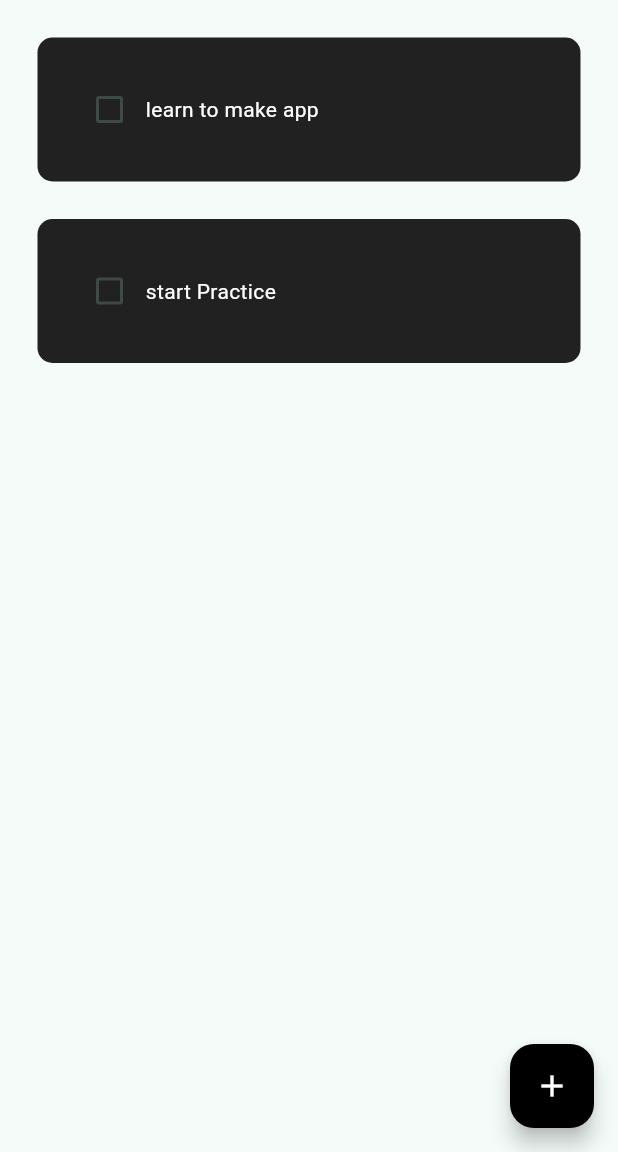
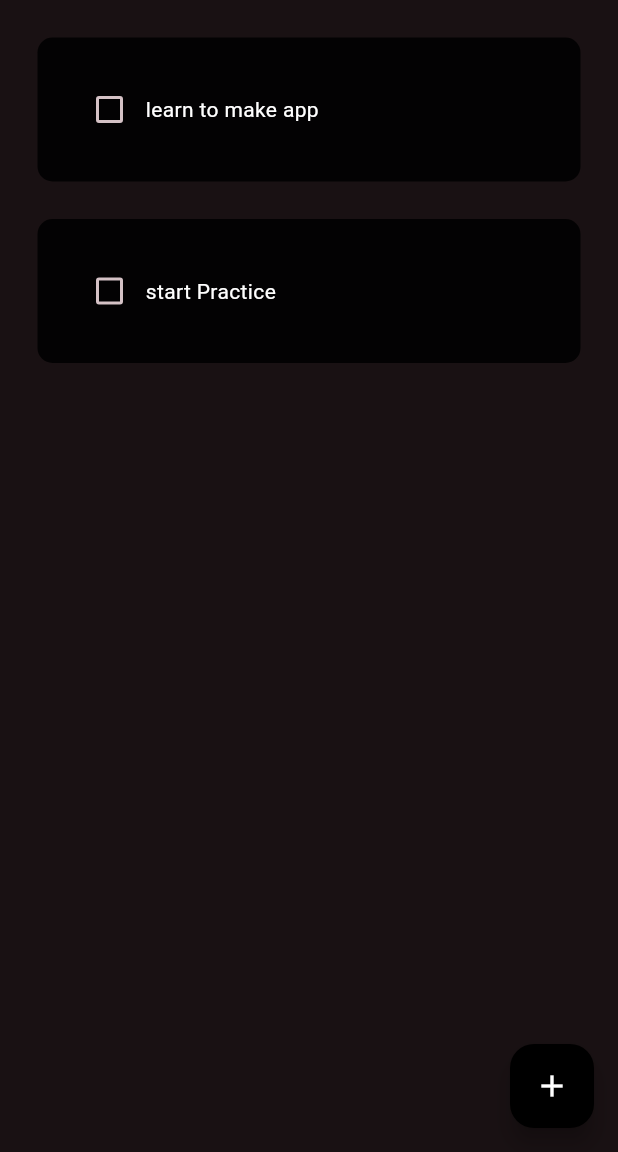
Before and after one commit to JidexBD/todo_application, a Flutter app: the screen it shows after launch, on a phone screen of 412 x 824 dp, the part 84-1236 px from its top. Run offline on Flutter 3.47's test engine with Material 3 defaults, Android fonts, the phone set to English and light mode, and no system bars; drawn by our look-alikes of flutter_slidable; our stand-ins replace hive_flutter; accounts and stored records are empty.

Commit message:
changed the theme

```diff
--- a/lib/main.dart
+++ b/lib/main.dart
@@ -15,7 +15,10 @@ class MainApp extends StatelessWidget {
     return MaterialApp(
       debugShowCheckedModeBanner: false,
       theme: ThemeData(
-        colorScheme: ColorScheme.fromSeed(seedColor: Colors.teal),
+        colorScheme: ColorScheme.fromSeed(
+          seedColor: Colors.black45,
+          brightness: Brightness.dark,
+        ),
       ),
       home: TodoPage(),
       routes: {
```
